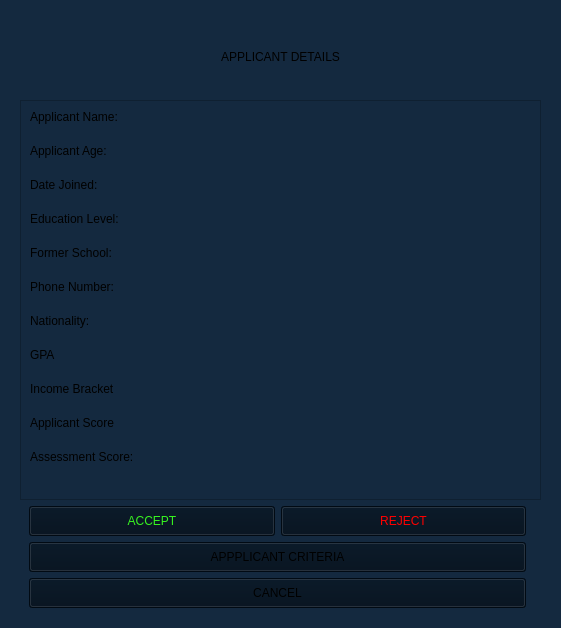
Above: SholarshipManagementSystem/manageApplicantl/manageApplicantDetails.ui from YNCO10/scholarshipManagementSystem before the change. Below: the same form after it.
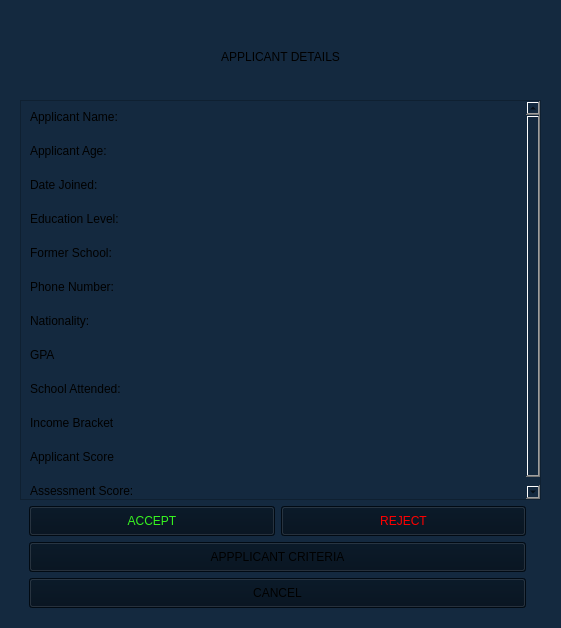
That is the form after the change. The open tabs and pages were chosen to show the change.

The edit to the form file:
```diff
--- a/SholarshipManagementSystem/manageApplicantl/manageApplicantDetails.ui
+++ b/SholarshipManagementSystem/manageApplicantl/manageApplicantDetails.ui
@@ -61,9 +61,9 @@
           <property name="geometry">
            <rect>
             <x>0</x>
-            <y>0</y>
+            <y>-156</y>
             <width>511</width>
-            <height>482</height>
+            <height>524</height>
            </rect>
           </property>
           <layout class="QGridLayout" name="gridLayout">
@@ -128,6 +128,13 @@
                </property>
               </widget>
              </item>
+             <item>
+              <widget class="QLabel" name="schoolAttendedLabel">
+               <property name="text">
+                <string>School Attended:</string>
+               </property>
+              </widget>
+             </item>
              <item>
               <widget class="QLabel" name="incomeBracketLabel">
                <property name="text">
```
Left out of the diff: 12 changed lines with no effect on the pictures.
